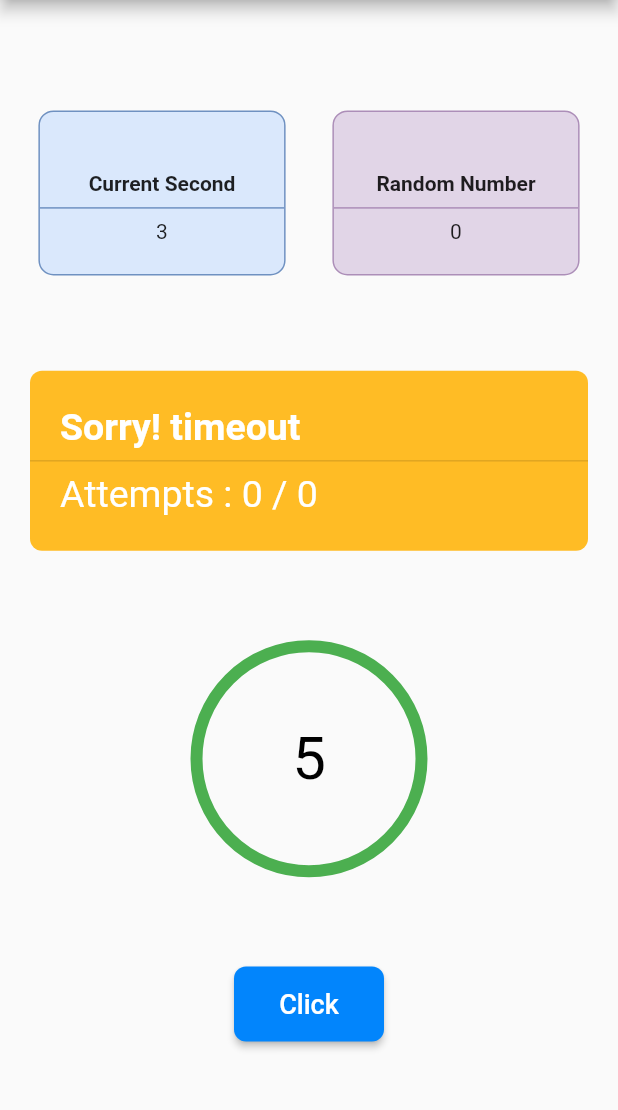
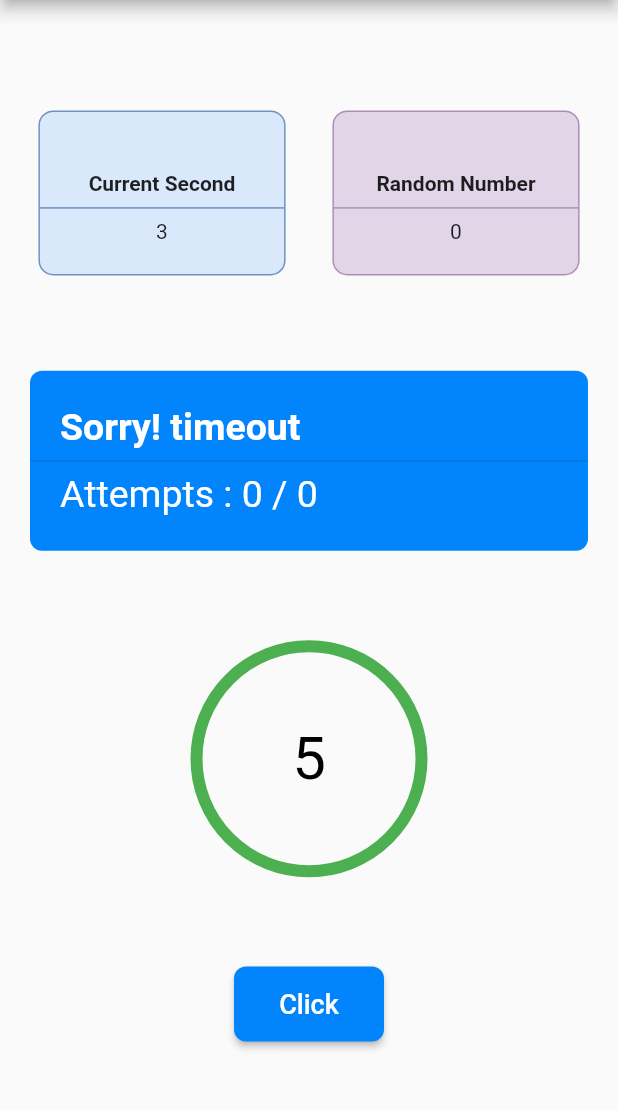
Before and after one commit to habeeb321/TapTimer-Challenge, a Flutter app: the screen it shows after launch, on a phone screen of 412 x 824 dp, the part 84-1194 px from its top. Run offline on Flutter 3.47's test engine with Material 3 defaults, Android fonts, the phone set to English and light mode, and no system bars; drawn by our look-alikes of circular_countdown_timer; our stand-ins replace get.

Commit message:
Sorry timeout widget color changed

```diff
--- a/lib/views/home_screen/widgets/success_or_failure_widget.dart
+++ b/lib/views/home_screen/widgets/success_or_failure_widget.dart
@@ -18,7 +18,7 @@ class SuccessOrFailureWidget extends GetView<TimerController> {
               width: double.infinity,
               decoration: BoxDecoration(
                 borderRadius: BorderRadius.circular(8),
-                color: const Color(0xffFFBC25),
+                color: const Color(0xff0285FC),
               ),
               child: Column(
                 crossAxisAlignment: CrossAxisAlignment.start,
```
